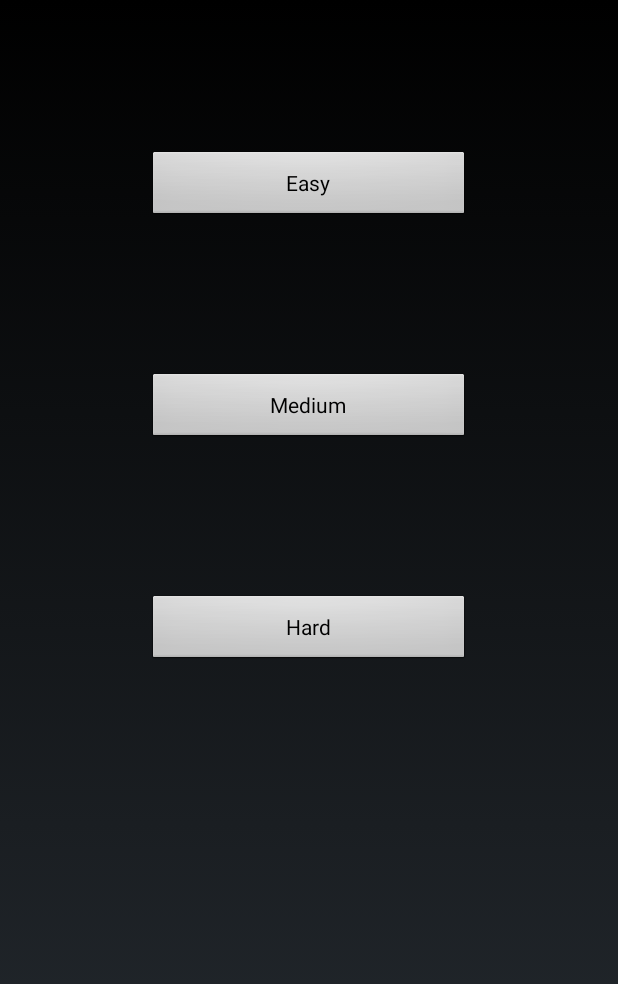
After one commit to alexandervashurov/ReversiGame, an Android app: the SettingsActivity screen opened directly, with no data from a screen before it, on a phone screen of 412 x 824 dp. The commit adds this screen. Shown: the top 984 px of the screen. Run offline under Robolectric (Android 15) with nearby library versions, the phone set to English and light mode, and no system bars.

Commit message:
settings

```diff
--- a/app/src/main/java/reversi/alexvashurov/reversi/BoardView.java
+++ b/app/src/main/java/reversi/alexvashurov/reversi/BoardView.java
@@ -19,6 +19,7 @@ import java.util.concurrent.Executors;
 
 
 public class BoardView extends View {
+
 
     public final static String TAG = "REVERSI_DEBUG";
     private final ExecutorService engineExecutor = Executors.newSingleThreadExecutor();
--- a/app/src/main/java/reversi/alexvashurov/reversi/GameActivity.java
+++ b/app/src/main/java/reversi/alexvashurov/reversi/GameActivity.java
@@ -36,6 +36,7 @@ public class GameActivity extends Activity {
         }
 
 
+
     public void showScore(int whiteScore, int blackScore) {
         String text = "Stones: White " + whiteScore + " Black " + blackScore;
         scoreText.setText(text);
--- /dev/null
+++ b/app/src/main/java/reversi/alexvashurov/reversi/SettingsActivity.java
@@ -0,0 +1,90 @@
+package reversi.alexvashurov.reversi;
+
+import android.app.Activity;
+import android.content.Intent;
+import android.os.Bundle;
+import android.util.Log;
+import android.view.View;
+import android.view.Window;
+import android.view.WindowManager;
+import android.view.textservice.TextInfo;
+import android.widget.Button;
+import android.annotation.TargetApi;
+import android.content.Context;
+import android.content.Intent;
+import android.content.res.Configuration;
+import android.media.Ringtone;
+import android.media.RingtoneManager;
+import android.net.Uri;
+import android.os.Build;
+import android.os.Bundle;
+import android.preference.ListPreference;
+import android.preference.Preference;
+import android.preference.PreferenceActivity;
+import android.app.ActionBar;
+import android.preference.PreferenceFragment;
+import android.preference.PreferenceManager;
+import android.preference.RingtonePreference;
+import android.text.TextUtils;
+import android.view.MenuItem;
+import android.support.v4.app.NavUtils;
+
+import java.util.List;
+
+import static reversi.alexvashurov.reversi.Algorithm.setDEPTH;
+
+public class SettingsActivity extends Activity {
+    public final static String TAG = "REVERSI_DEBUG";
+
+    @Override
+    protected void onCreate(Bundle savedInstanceState) {
+        super.onCreate(savedInstanceState);
+
+
+        Log.i(TAG, "settings creation started");
+
+        requestWindowFeature(Window.FEATURE_NO_TITLE);
+        getWindow().setFlags(WindowManager.LayoutParams.FLAG_FULLSCREEN,
+                WindowManager.LayoutParams.FLAG_FULLSCREEN);
+        setContentView(R.layout.activity_difficult);
+
+
+        final Button easyButton = (Button) findViewById(R.id.button_Easy);
+        easyButton.setOnClickListener(new View.OnClickListener() {
+            @Override
+            public void onClick(View v) {
+                setDEPTH(5);
+            setContentView(R.layout.activity_main);
+
+
+            }
+
+
+        });
+        final Button mediumButton = (Button) findViewById(R.id.button_Medium);
+        mediumButton.setOnClickListener(new View.OnClickListener() {
+            @Override
+            public void onClick(View v) {
+                setDEPTH(7);
+                setContentView(R.layout.activity_main);
+
+            }
+
+
+        });
+        final Button hardButton = (Button) findViewById(R.id.button_Hard);
+        hardButton.setOnClickListener(new View.OnClickListener() {
+            @Override
+            public void onClick(View v) {
+                setDEPTH(9);
+                setContentView(R.layout.activity_main);
+
+            }
+
+
+        });
+
+    };
+
+
+    }
--- /dev/null
+++ b/app/src/main/res/layout/activity_difficult.xml
@@ -0,0 +1,43 @@
+<?xml version="1.0" encoding="utf-8"?>
+<LinearLayout xmlns:android="http://schemas.android.com/apk/res/android"
+    android:orientation="vertical" android:layout_width="match_parent"
+    android:layout_height="match_parent"
+    android:weightSum="1">
+
+    <Button
+        android:layout_width="215dp"
+        android:layout_height="wrap_content"
+        android:text="Easy"
+        android:id="@+id/button_Easy"
+        android:layout_gravity="center_horizontal"
+        android:layout_marginLeft="30dp"
+        android:layout_marginTop="100dp"
+        android:layout_marginRight="30dp"
+        android:layout_marginBottom="50dp"
+        android:layout_weight="0" />
+
+    <Button
+        android:layout_width="215dp"
+        android:layout_height="wrap_content"
+        android:text="Medium"
+        android:id="@+id/button_Medium"
+        android:layout_gravity="center_horizontal"
+        android:layout_weight="0"
+        android:layout_marginLeft="30dp"
+        android:layout_marginTop="50dp"
+        android:layout_marginRight="30dp"
+        android:layout_marginBottom="50dp" />
+
+    <Button
+        android:layout_width="215dp"
+        android:layout_height="wrap_content"
+        android:text="Hard"
+        android:id="@+id/button_Hard"
+        android:layout_weight="0"
+        android:layout_gravity="center_horizontal"
+        android:layout_marginLeft="30dp"
+        android:layout_marginTop="50dp"
+        android:layout_marginRight="30dp"
+        android:layout_marginBottom="50dp" />
+
+</LinearLayout>
--- a/app/src/main/res/layout/activity_game.xml
+++ b/app/src/main/res/layout/activity_game.xml
@@ -10,7 +10,7 @@
     android:columnCount="6"
     android:columnOrderPreserved="true"
     android:orientation="vertical"
-    android:rowCount="4"
+    android:rowCount="13"
     android:rowOrderPreserved="true"
     android:soundEffectsEnabled="true"
     android:useDefaultMargins="false">
```
Also changed, not shown: app/src/main/AndroidManifest.xml (+9 -1 lines), app/src/main/java/reversi/alexvashurov/reversi/Algorithm.java (+11 -5 lines), app/src/main/java/reversi/alexvashurov/reversi/MainActivity.java (+14 -11 lines), app/src/main/res/drawable/ic_info_black_24dp.xml (added, +9 -0 lines), app/src/main/res/drawable/ic_notifications_black_24dp.xml (added, +9 -0 lines), app/src/main/res/drawable/ic_sync_black_24dp.xml (added, +9 -0 lines), app/src/main/res/layout/activity_main.xml (+21 -14 lines), app/src/main/res/values/strings.xml (+59 -0 lines), app/src/main/res/xml/pref_data_sync.xml (added, +21 -0 lines), app/src/main/res/xml/pref_general.xml (added, +33 -0 lines), app/src/main/res/xml/pref_headers.xml (added, +20 -0 lines), app/src/main/res/xml/pref_notification.xml (added, +27 -0 lines).
